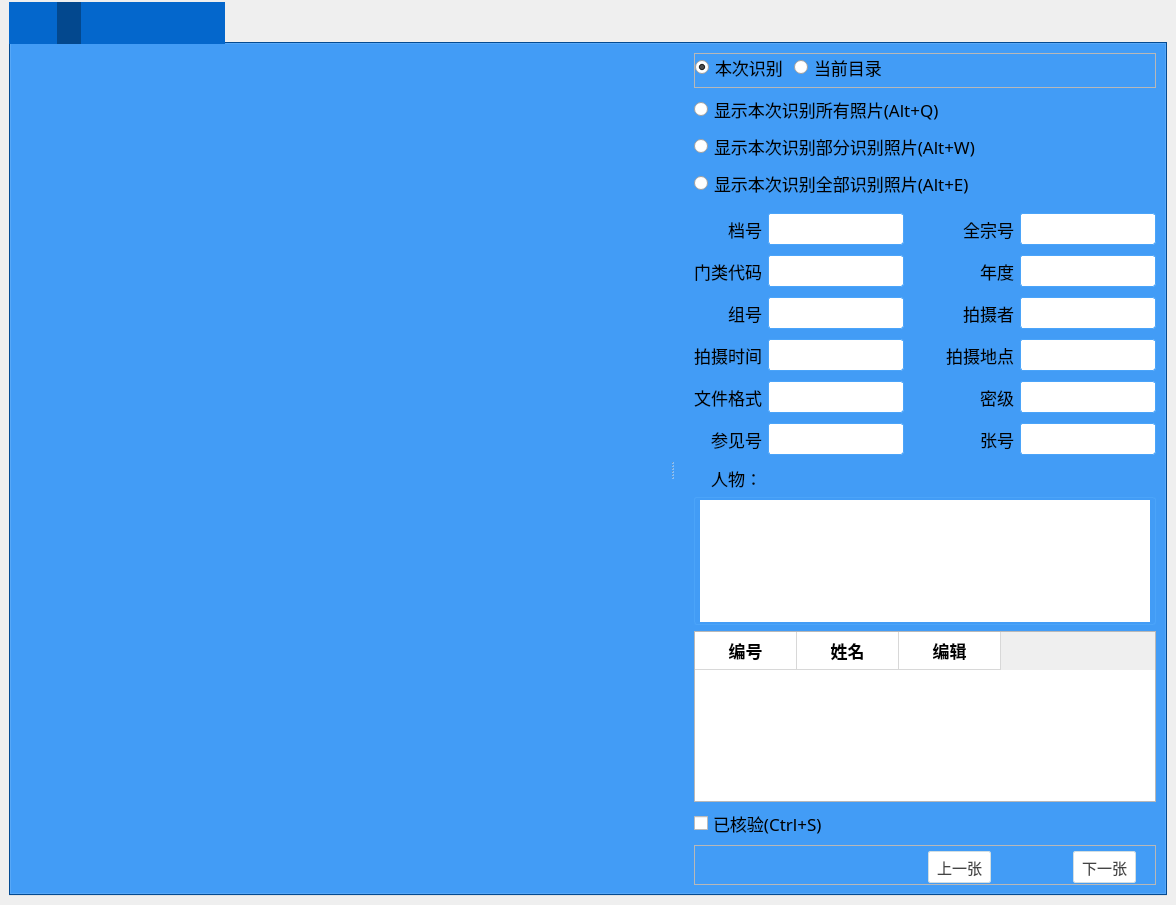
The window that photo_arch/infrastructures/user_interface/qt/ui/mainwindow.ui (Chieoho/photo_arch) describes before a commit, drawn with Qt 5.
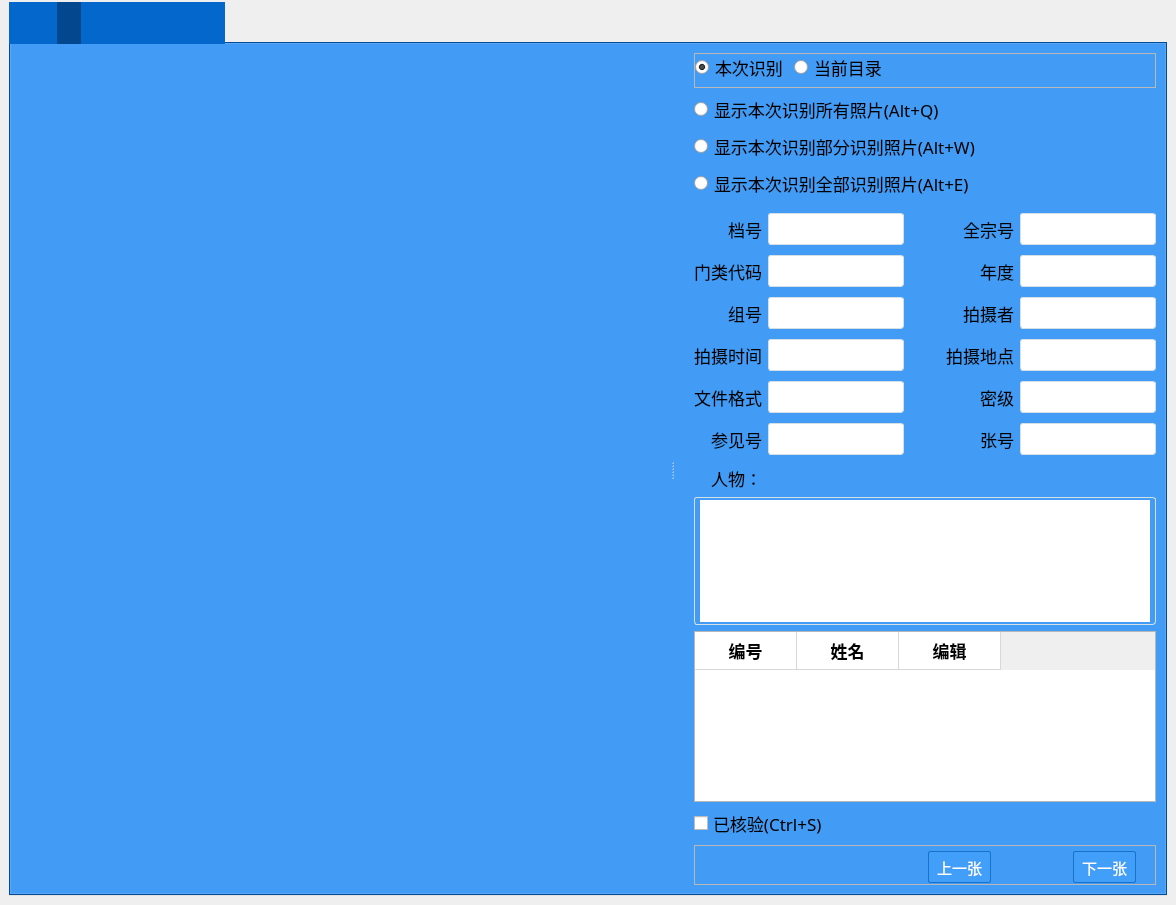
The same window after the commit. The open tabs and pages were chosen to show the change. Icons and pictures are not drawn.

```diff
--- a/photo_arch/infrastructures/user_interface/qt/ui/mainwindow.ui
+++ b/photo_arch/infrastructures/user_interface/qt/ui/mainwindow.ui
@@ -34,8 +34,8 @@
   </property>
   <property name="iconSize">
    <size>
-    <width>24</width>
-    <height>24</height>
+    <width>120</width>
+    <height>90</height>
    </size>
   </property>
   <widget class="QWidget" name="centralwidget">
@@ -67,7 +67,7 @@
        <enum>Qt::LeftToRight</enum>
       </property>
       <property name="autoFillBackground">
-       <bool>true</bool>
+       <bool>false</bool>
       </property>
       <property name="styleSheet">
        <string notr="true">QTabWidget{
@@ -77,7 +77,6 @@
 QTabBar::tab{
     background-color: rgb(4, 103, 204);
 }
-
 QTabBar::tab:selected{
     background-color: rgb(3, 72, 142);
 }
@@ -87,11 +86,17 @@
 
 
 QLineEdit, QTextEdit{
+    border: 1px solid #d4e0e3; 
+    border-radius: 3px;
+    padding: 2px 5px;
+}
+QLineEdit:hover, QTextEdit:hover{
     border: 1px solid #4ba4f9; 
     border-radius: 3px;
     padding: 2px 5px;
 }
 
+
 QComboBox{
     background-color: #eeeeee;
     border: 1px solid #d4e0e3; 
@@ -99,19 +104,16 @@
     padding: 2px 5px;
 }
 
+
 QPushButton{
     padding:5px 8px;
     border-radius: 2px;
-    border: 1px solid #d2dee2;
-    background-color: #ffffff; /* 背景颜色 */
-	color: #444444; /* 文本颜色 */
-}
-QPushButton:hover {
     border: 1px solid #1872c9;
-    background-color: #419ff9; /* 背景颜色 */
-	color: #ffffff; /* 文本颜色 */
+    background-color: #419ff9; 
+	color: #ffffff; 
 }
 
+
 </string>
       </property>
       <property name="currentIndex">
@@ -119,8 +121,8 @@
       </property>
       <property name="iconSize">
        <size>
-        <width>80</width>
-        <height>80</height>
+        <width>120</width>
+        <height>90</height>
        </size>
       </property>
       <widget class="QWidget" name="group_tab">
@@ -2377,7 +2379,7 @@
             <item row="11" column="4">
              <widget class="QLineEdit" name="taken_locations_in_photo">
               <property name="enabled">
-               <bool>false</bool>
+               <bool>true</bool>
               </property>
               <property name="font">
                <font>
@@ -2385,12 +2387,15 @@
                 <pointsize>13</pointsize>
                </font>
               </property>
+              <property name="readOnly">
+               <bool>true</bool>
+              </property>
              </widget>
             </item>
             <item row="7" column="1">
              <widget class="QLineEdit" name="arch_category_code_in_photo">
               <property name="enabled">
-               <bool>false</bool>
+               <bool>true</bool>
               </property>
               <property name="font">
                <font>
@@ -2399,7 +2404,7 @@
                </font>
               </property>
               <property name="readOnly">
-               <bool>false</bool>
+               <bool>true</bool>
               </property>
              </widget>
             </item>
@@ -2479,7 +2484,7 @@
             <item row="7" column="4">
              <widget class="QLineEdit" name="year_in_photo">
               <property name="enabled">
-               <bool>false</bool>
+               <bool>true</bool>
               </property>
               <property name="font">
                <font>
@@ -2487,6 +2492,9 @@
                 <pointsize>13</pointsize>
                </font>
               </property>
+              <property name="readOnly">
+               <bool>true</bool>
+              </property>
              </widget>
             </item>
             <item row="17" column="0">
@@ -2524,7 +2532,7 @@
             <item row="9" column="4">
              <widget class="QLineEdit" name="photographer_in_photo">
               <property name="enabled">
-               <bool>false</bool>
+               <bool>true</bool>
               </property>
               <property name="font">
                <font>
@@ -2532,6 +2540,9 @@
                 <pointsize>13</pointsize>
                </font>
               </property>
+              <property name="readOnly">
+               <bool>true</bool>
+              </property>
              </widget>
             </item>
             <item row="20" column="0" colspan="5">
@@ -2696,7 +2707,7 @@
             <item row="15" column="1">
              <widget class="QLineEdit" name="reference_code_in_photo">
               <property name="enabled">
-               <bool>false</bool>
+               <bool>true</bool>
               </property>
               <property name="font">
                <font>
@@ -2704,6 +2715,9 @@
                 <pointsize>13</pointsize>
                </font>
               </property>
+              <property name="readOnly">
+               <bool>true</bool>
+              </property>
              </widget>
             </item>
             <item row="9" column="0">
@@ -2795,7 +2809,7 @@
             <item row="13" column="4">
              <widget class="QLineEdit" name="security_classification_in_photo">
               <property name="enabled">
-               <bool>false</bool>
+               <bool>true</bool>
               </property>
               <property name="font">
                <font>
@@ -2804,7 +2818,7 @@
                </font>
               </property>
               <property name="readOnly">
-               <bool>false</bool>
+               <bool>true</bool>
               </property>
              </widget>
             </item>
@@ -3095,7 +3109,7 @@
             <item row="9" column="1">
              <widget class="QLineEdit" name="group_code_in_photo">
               <property name="enabled">
-               <bool>false</bool>
+               <bool>true</bool>
               </property>
               <property name="font">
                <font>
@@ -3103,6 +3117,9 @@
                 <pointsize>13</pointsize>
                </font>
               </property>
+              <property name="readOnly">
+               <bool>true</bool>
+              </property>
              </widget>
             </item>
             <item row="21" column="0" colspan="2">
@@ -3171,6 +3188,9 @@
             </item>
             <item row="5" column="1">
              <widget class="QLineEdit" name="arch_code_in_photo">
+              <property name="enabled">
+               <bool>true</bool>
+              </property>
               <property name="minimumSize">
                <size>
                 <width>0</width>
@@ -3183,6 +3203,9 @@
                 <pointsize>13</pointsize>
                </font>
               </property>
+              <property name="readOnly">
+               <bool>true</bool>
+              </property>
              </widget>
             </item>
             <item row="13" column="3">
@@ -3288,7 +3311,7 @@
             <item row="11" column="1">
              <widget class="QLineEdit" name="taken_time_in_photo">
               <property name="enabled">
-               <bool>false</bool>
+               <bool>true</bool>
               </property>
               <property name="font">
                <font>
@@ -3296,6 +3319,9 @@
                 <pointsize>13</pointsize>
                </font>
               </property>
+              <property name="readOnly">
+               <bool>true</bool>
+              </property>
              </widget>
             </item>
             <item row="4" column="0">
@@ -3317,7 +3343,7 @@
             <item row="5" column="4">
              <widget class="QLineEdit" name="fonds_code_in_photo">
               <property name="enabled">
-               <bool>false</bool>
+               <bool>true</bool>
               </property>
               <property name="font">
                <font>
@@ -3326,7 +3352,7 @@
                </font>
               </property>
               <property name="readOnly">
-               <bool>false</bool>
+               <bool>true</bool>
               </property>
              </widget>
             </item>
```
Left out of the diff: 106 changed lines with no effect on the pictures.
